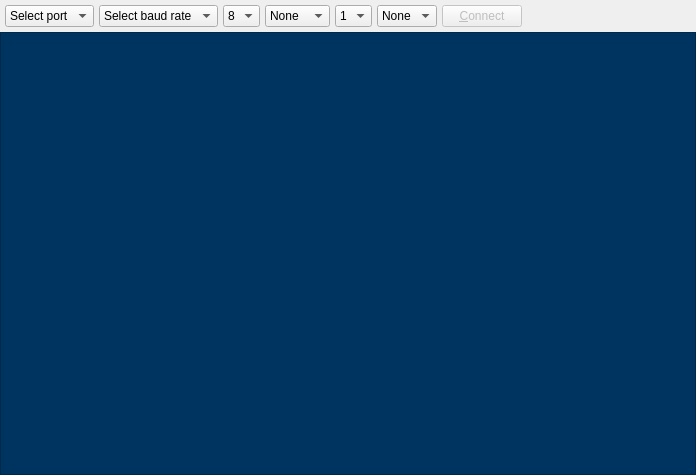
Qt form src/ui/consoletab.ui (solaristhesun/superterm) before a commit.
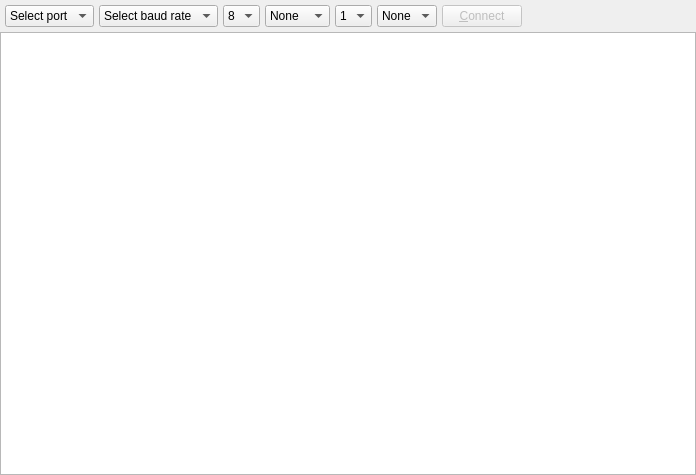
The same form after that commit. Custom widgets are drawn as their Qt base class.

The edit to the form file:
```diff
--- a/src/ui/consoletab.ui
+++ b/src/ui/consoletab.ui
@@ -222,11 +222,7 @@
       </font>
      </property>
      <property name="styleSheet">
-      <string notr="true">QTextEdit {
-  background-color: #003460;
-  font: 10pt &quot;Courier&quot;;
-}
-</string>
+      <string notr="true"/>
      </property>
      <property name="tabChangesFocus">
       <bool>false</bool>
```
